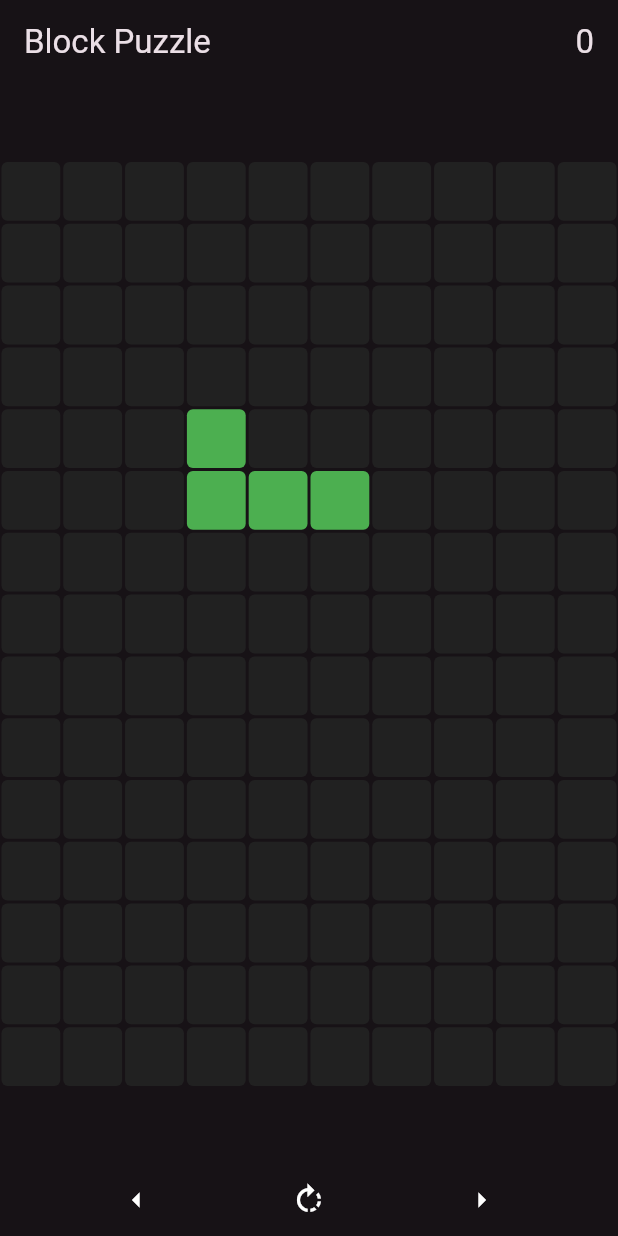
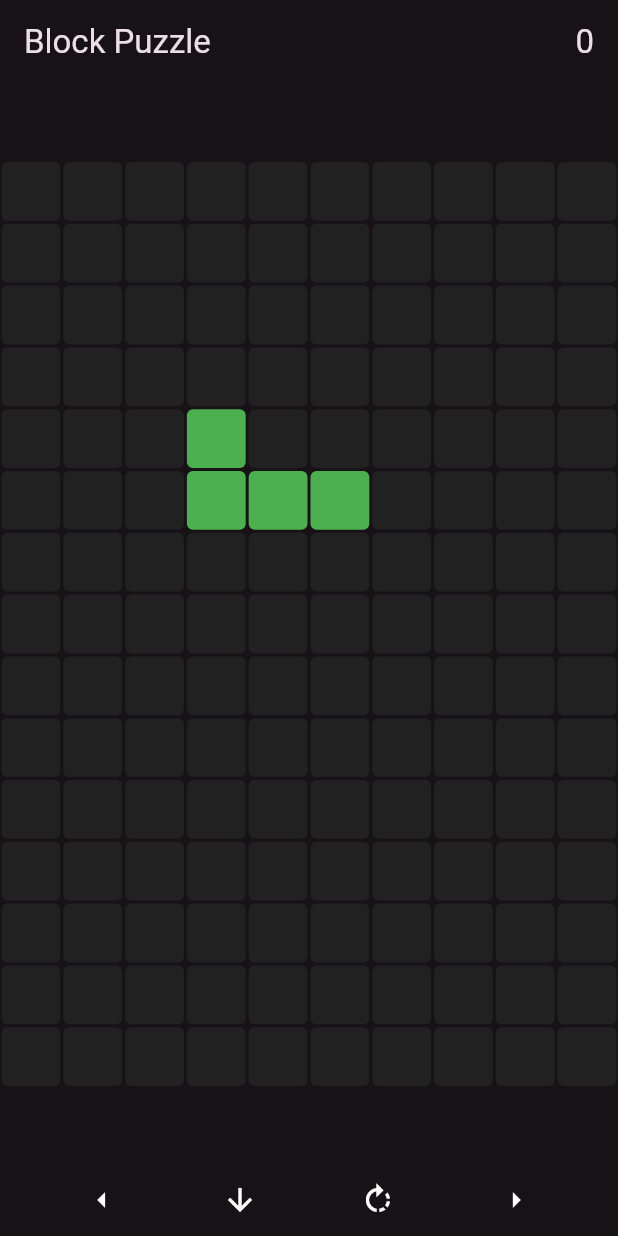
Before and after one commit to nmtsousa/blocks, a Flutter app: the screen it shows after launch, after a tap on "New Game", on a phone screen of 412 x 824 dp. Run offline on Flutter 3.47's test engine with Material 3 defaults, Android fonts, the phone set to English and light mode, and no system bars.

Commit message:
Add control to move the piece down.

```diff
--- a/lib/block_game.dart
+++ b/lib/block_game.dart
@@ -117,6 +117,14 @@ class _BlockGameState extends State<BlockGame> with WidgetsBindingObserver {
                       onPressed: () => _boardStateNotifier.moveLeft(),
                       icon: const Icon(
                         Icons.arrow_left,
+                        color: Colors.white,
+                      )),
+                  IconButton(
+                      onPressed: () => setState(() {
+                            _score += _boardStateNotifier.tick();
+                          }),
+                      icon: const Icon(
+                        Icons.arrow_downward,
                         color: Colors.white,
                       )),
                   IconButton(
```
